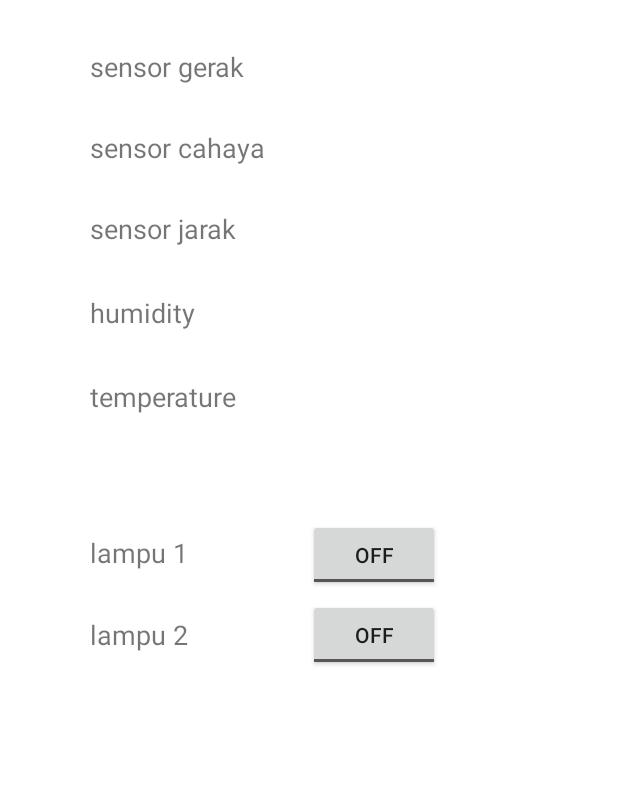
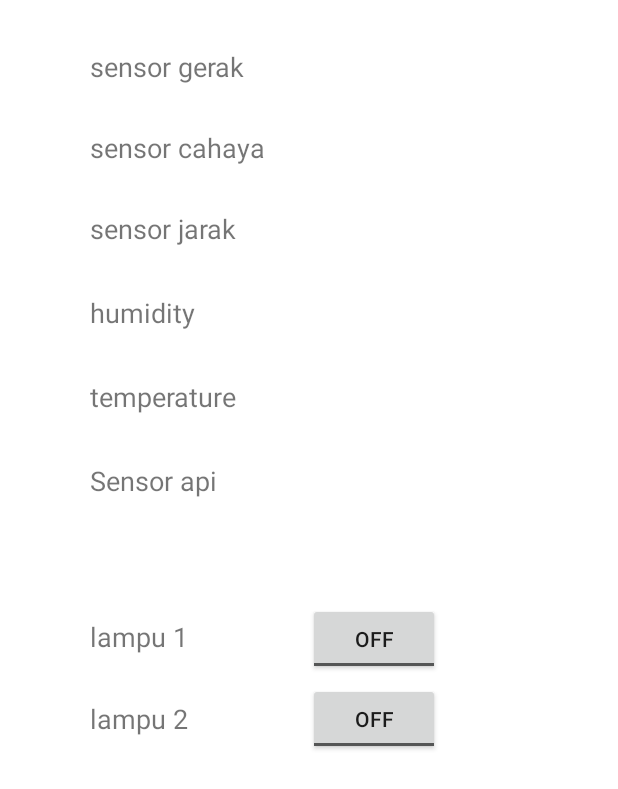
Before and after one commit to FarizPe/SensorApplication, an Android app: the layout activity_main.xml on its own in the app's theme, with its tools: preview values and no code run, on a phone screen of 412 x 824 dp. Shown: the top 789 px of the screen. Run offline under Robolectric (Android 15) with nearby library versions, the phone set to English and light mode, and no system bars.

Commit message:
Penambahan sensor deteksi api

```diff
--- a/app/src/main/res/layout/activity_main.xml
+++ b/app/src/main/res/layout/activity_main.xml
@@ -27,7 +27,7 @@
         android:textAlignment="viewStart"
         android:textSize="18sp"
         app:layout_constraintStart_toStartOf="parent"
-        app:layout_constraintTop_toBottomOf="@+id/label_temperSensor" />
+        app:layout_constraintTop_toBottomOf="@+id/label_flameSensor" />
 
     <TextView
         android:id="@+id/label_led2button"
@@ -115,6 +115,17 @@
         app:layout_constraintTop_toBottomOf="@+id/label_humiSensor" />
 
     <TextView
+        android:id="@+id/label_flameSensor"
+        android:layout_width="120dp"
+        android:layout_height="24dp"
+        android:layout_marginStart="60dp"
+        android:layout_marginTop="32dp"
+        android:text="Sensor api"
+        android:textSize="18sp"
+        app:layout_constraintStart_toStartOf="parent"
+        app:layout_constraintTop_toBottomOf="@+id/label_temperSensor" />
+
+    <TextView
         android:id="@+id/txtView_valueHumiSensor"
         android:layout_width="wrap_content"
         android:layout_height="24dp"
@@ -134,6 +145,16 @@
         app:layout_constraintStart_toEndOf="@+id/label_temperSensor"
         app:layout_constraintTop_toBottomOf="@+id/txtView_valueHumiSensor" />
 
+    <TextView
+        android:id="@+id/txtView_valueFlameSensor"
+        android:layout_width="wrap_content"
+        android:layout_height="24dp"
+        android:layout_marginStart="25dp"
+        android:layout_marginTop="32dp"
+        android:textSize="18sp"
+        app:layout_constraintStart_toEndOf="@+id/label_flameSensor"
+        app:layout_constraintTop_toBottomOf="@+id/txtView_valueTemperSensor" />
+
 
 
     <ToggleButton
@@ -144,7 +165,7 @@
         android:layout_marginTop="70dp"
         android:text="ToggleButton"
         app:layout_constraintStart_toEndOf="@+id/label_led1button"
-        app:layout_constraintTop_toBottomOf="@+id/txtView_valueTemperSensor" />
+        app:layout_constraintTop_toBottomOf="@+id/txtView_valueFlameSensor" />
 
     <ToggleButton
         android:id="@+id/toggleButton_lampu2"
```
Also changed, not shown: app/src/main/java/com/fariz/sensorapplication/MainActivity.java (+14 -5 lines).
